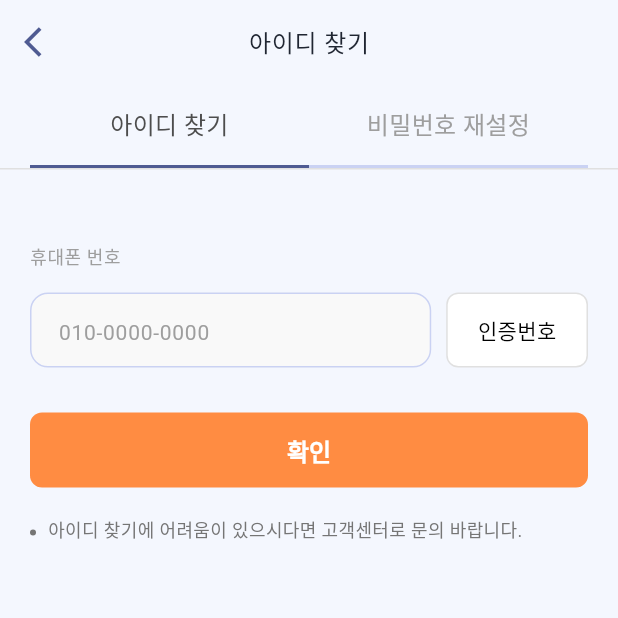
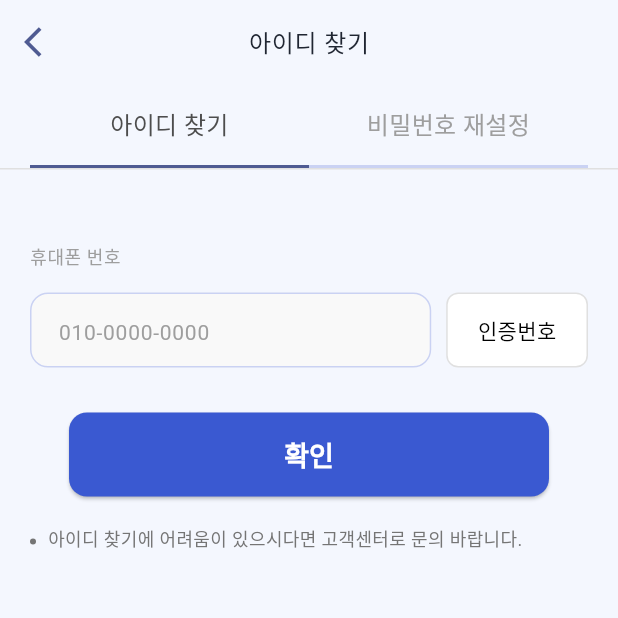
Before and after one commit to AhcoForever/parkourspotkorea, a Flutter app: the screen it shows after launch, after a tap on "아이디 / 비밀번호 찾기", on a phone screen of 412 x 824 dp, the top half of it. Run offline on Flutter 3.47's test engine with Material 3 defaults, Android fonts, the phone set to English and light mode, and no system bars; our stand-ins replace cloud_firestore, drift, firebase_auth, firebase_core, flutter_svg, fluttertoast and 6 more; accounts and stored records are empty; generated files the repository leaves out were written again; Roboto replaces fonts that are missing (Pretendard).

Commit message:
mapPoligonUpdate2

```diff
--- a/lib/data/geojson_migrator.dart
+++ b/lib/data/geojson_migrator.dart
@@ -9,7 +9,6 @@ import '../model/geofeature.dart';
 class GeoJsonMigrator {
   final FirebaseFirestore _firestore = FirebaseFirestore.instance;
 
-  /// test_dong.geojson 파일을 Firestore로 마이그레이션
   Future<void> migrateGeoJsonToFirestore({
     required String geoJsonFilePath,
     required String collectionName,
--- a/lib/main.dart
+++ b/lib/main.dart
@@ -1,8 +1,12 @@
 import 'package:firebase_core/firebase_core.dart';
 import 'package:flutter/material.dart';
 import 'package:flutter/services.dart';
+import 'package:parkourspotkorea/repositories/user_repository.dart';
 import 'package:parkourspotkorea/routes/app_router.dart';
 import 'package:parkourspotkorea/theme/app_theme.dart';
+import 'package:provider/provider.dart';
+
+import 'database/app_database.dart';
 
 void main() async {
   WidgetsFlutterBinding.ensureInitialized();
@@ -18,7 +22,16 @@ void main() async {
       statusBarIconBrightness: Brightness.dark,
     ),
   );
-  runApp(MyApp());
+  final db = AppDatabase();
+  runApp(
+    MultiProvider(
+      providers: [
+        Provider<AppDatabase>.value(value: db),
+        Provider<UserRepository>(create: (_) => UserRepository(db)),
+      ],
+      child: const MyApp(),
+    ),
+  );
 }
 
 class MyApp extends StatelessWidget {
--- a/lib/model/geofeature.dart
+++ b/lib/model/geofeature.dart
@@ -11,6 +11,7 @@ class Geofeature {
   final String sidonm;
   final int sgg;
   final String sggnm;
+  final int adm_cd2;
 
   Geofeature({
     this.id,
@@ -21,6 +22,7 @@ class Geofeature {
     required this.sidonm,
     required this.sgg,
     required this.sggnm,
+    required this.adm_cd2,
   });
 
   //GeoJSON -> Geofeaure
@@ -38,6 +40,7 @@ class Geofeature {
       sidonm: props['sidonm'] as String? ?? '',
       sgg: int.tryParse(props['sgg'] as String? ?? '') ?? 0,
       sggnm: props['sggnm'] as String? ?? '',
+      adm_cd2:int.parse(props['adm_cd2'] as String? ?? '') ?? 0,
     );
   }
 
@@ -53,6 +56,7 @@ class Geofeature {
       sidonm: map['sidonm'] as String? ?? '',
       sgg: map['sgg'] as int? ?? 0,
       sggnm: map['sggnm'] as String? ?? '',
+      adm_cd2: map['adm_cd2'] as int? ?? 0,
     );
   }
 
@@ -68,6 +72,7 @@ class Geofeature {
       'sgg': sgg,
       'sggnm': sggnm,
       'migration_date': FieldValue.serverTimestamp(),
+      'adm_cd2' : adm_cd2,
     };
   }
 }
--- a/lib/screens/auth/findIDPW_page.dart
+++ b/lib/screens/auth/findIDPW_page.dart
@@ -1,5 +1,6 @@
 import 'package:flutter/material.dart';
 import 'package:go_router/go_router.dart';
+import 'package:parkourspotkorea/widgets/confirm_button.dart';
 
 import '../../widgets/back_button.dart';
 
@@ -17,13 +18,14 @@ class _FindIDPWState extends State<FindIDPW> {
 
   @override
   Widget build(BuildContext context) {
+    final colorScheme=Theme.of(context).colorScheme;
     return Scaffold(
       backgroundColor: Color(0xFFF4F7FE),
       appBar: AppBar(
         leading: IconButton(
           icon: Icon(
             Icons.arrow_back_ios,
-            color: Theme.of(context).colorScheme.primary,
+            color: colorScheme.primary,
           ),
           onPressed: () {
             context.goNamed('login');
@@ -199,28 +201,10 @@ class _FindIDPWState extends State<FindIDPW> {
           SizedBox(height: 30),
 
           // Confirm button
-          Container(
-            width: double.infinity,
-            height: 50,
-            decoration: BoxDecoration(
-              color: Color(0xFFFF8C42), // Orange color
-              borderRadius: BorderRadius.circular(8),
-            ),
-            child: TextButton(
-              onPressed: () {
-                // Handle confirm action
-                print('아이디 찾기 확인 버튼 클릭');
-              },
-              child: Text(
-                '확인',
-                style: TextStyle(
-                  color: Colors.white,
-                  fontSize: 16,
-                  fontWeight: FontWeight.w600,
-                ),
-              ),
-            ),
-          ),
+          ConfirmButton(onPressed: () {
+            print('확인 버튼 클릭');
+            context.go('');
+          },),
 
           SizedBox(height: 20),
 
--- a/lib/screens/auth/login_page.dart
+++ b/lib/screens/auth/login_page.dart
@@ -1,5 +1,6 @@
 import 'dart:async';
-
+import 'package:provider/provider.dart';
+import 'package:parkourspotkorea/repositories/user_repository.dart';
 import 'dart:io' show Platform;
 import 'package:flutter/material.dart';
 import 'package:flutter_svg/svg.dart';
@@ -22,7 +23,7 @@ class _LoginPageState extends State<LoginPage> {
   final _pwCtrl = TextEditingController();
   bool _isLoading = false;
   GoogleSignInAccount? _currentUser;
-  bool _isAuthorized = false; // has granted permissions?
+  bool _isAuthorized = false;
   String _contactText = '';
   String _errorMessage = '';
   String _serverAuthCode = '';
@@ -104,6 +105,9 @@ class _LoginPageState extends State<LoginPage> {
     // If the user has already granted access to the required scopes, call the
     // REST API.
     if (user != null && authorization != null) {
+      // 구글 로그인 성공 시 로컬 사용자 생성/동기화
+      final userRepo = context.read<UserRepository>();
+      await userRepo.ensureUserExists(uid: user.id, email: user.email);
       context.goNamed('map');
     }
   }
@@ -138,6 +142,9 @@ class _LoginPageState extends State<LoginPage> {
       );
 
       if (user != null) {
+        // 로그인 성공 시 로컬 사용자 생성/동기화
+        final userRepo = context.read<UserRepository>();
+        await userRepo.ensureUserExists(uid: user.uid, email: user.email ?? 'no-email@unknown');
         // 로그인 성공 시 지도 페이지로 이동
         context.goNamed('map');
       }
@@ -163,47 +170,45 @@ class _LoginPageState extends State<LoginPage> {
       backgroundColor: Colors.white,
       body: SafeArea(
         child: SingleChildScrollView(
-          padding: const EdgeInsets.symmetric(horizontal: 32),
+
+          padding: const EdgeInsets.symmetric(horizontal: 16),
           child: Column(
+            mainAxisSize: MainAxisSize.min,
+            mainAxisAlignment: MainAxisAlignment.start,
             crossAxisAlignment: CrossAxisAlignment.center,
+            spacing: 8,
             children: [
               // 로고 이미지
               Image.asset('assets/logo/parkour_logo.png', height: 300),
+              //Text('이메일로 로그인', style: Theme.of(context).textTheme.labelSmall),
+              // 이메일 입력창
+              TextField(
+                controller: _emailCtrl,
+                decoration: InputDecoration(
+                  label: Text('아이디(이메일)을 입력해주세요.'),
+                  hintText: 'parkourspot@gmail.com',
 
-              // 이메일 입력창
-              Padding(
-                padding: const EdgeInsets.only(bottom: 20.0),
-                child: TextField(
-                  controller: _emailCtrl,
-                  decoration: InputDecoration(
-                    label: Align(
-                      alignment: Alignment.center,
-                      child: Text('아이디(이메일)을 입력해주세요.'),
-                    ),
-                    hintText: 'parkourspot@gmail.com',
-                  ),
                 ),
+
               ),
 
               // 비밀번호 입력창
               TextField(
+
                 controller: _pwCtrl,
                 obscureText: true,
                 decoration: InputDecoration(
-                  label: Align(
-                    alignment: Alignment.center,
-                    child: Text('비밀번호를 입력해주세요.'),
-                  ),
+                  label: Text('비밀번호를 입력해주세요.'),
                   hintText: '비밀번호를 입력해주세요.',
                 ),
               ),
 
               // 로그인 버튼
               Padding(
-                padding: const EdgeInsets.only(top: 20.0),
+                padding: const EdgeInsets.only(top: 10.0),
                 child: SizedBox(
                   width: double.infinity,
-                  height: 56,
+                  height: 50,
                   child: ElevatedButton(
                     style: ElevatedButton.styleFrom(),
                     onPressed: _isLoading ? null : _signin,
--- a/lib/theme/app_theme.dart
+++ b/lib/theme/app_theme.dart
@@ -27,7 +27,8 @@ class AppTheme {
       style: ElevatedButton.styleFrom(
         backgroundColor: const Color(0xFF3A59D1),
         foregroundColor: Colors.white,
-        textStyle: const TextStyle(fontSize: 18, fontWeight: FontWeight.bold),
+
+        textStyle: const TextStyle(fontSize: 18, fontWeight: FontWeight.w700),
         shape: RoundedRectangleBorder(borderRadius: BorderRadius.circular(12)),
         padding: EdgeInsets.symmetric(horizontal: 17, vertical: 12),
       ),
@@ -110,7 +111,7 @@ class AppTheme {
       filled: true,
       fillColor: Color(0xFFF9F9F9),
       labelStyle: TextStyle(color: Color(0xFF6A707C)),
-      contentPadding: const EdgeInsets.symmetric(horizontal: 20),
+      contentPadding: const EdgeInsets.symmetric(horizontal: 16, vertical: 17),
       //비포커스 상태의 테두리
       enabledBorder: OutlineInputBorder(
         borderRadius: BorderRadius.circular(12),
@@ -121,6 +122,8 @@ class AppTheme {
         borderSide: BorderSide(color: Color(0xFF0064FF), width: 2),
       ),
     ),
+
+
     floatingActionButtonTheme: FloatingActionButtonThemeData(
       backgroundColor: Color(0x99F4F7FE),
       elevation: 5,
--- a/pubspec.yaml
+++ b/pubspec.yaml
@@ -45,6 +45,7 @@ dependencies:
   sqflite: ^2.4.2
   path: ^1.9.1
   permission_handler: 12.0.1
+  geocoding: ^4.0.0
   #flutter_background_geolocation: ^4.16.12
   fluttertoast: ^8.2.12
 
```
Also changed, not shown: lib/data/geojson_update.dart (added, +151 -0 lines), lib/database/app_database.dart (+26 -3 lines), lib/database/user_table.dart (+12 -0 lines), lib/repositories/user_repository.dart (+8 -7 lines), lib/screens/auth/signup_page.dart (+10 -2 lines), lib/screens/spot/map_page2.dart (+147 -40 lines), lib/services/drift/drift_map_service.dart (added, +11 -0 lines), lib/services/firebase/firebase_service.dart (+46 -65 lines), lib/database/app_database.g.dart, pubspec.lock, 1 other file.
